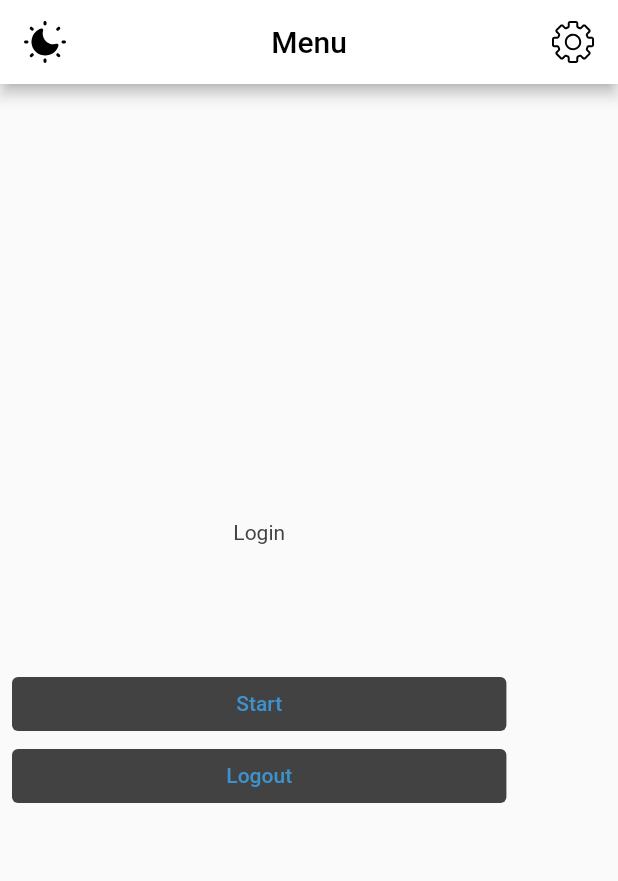
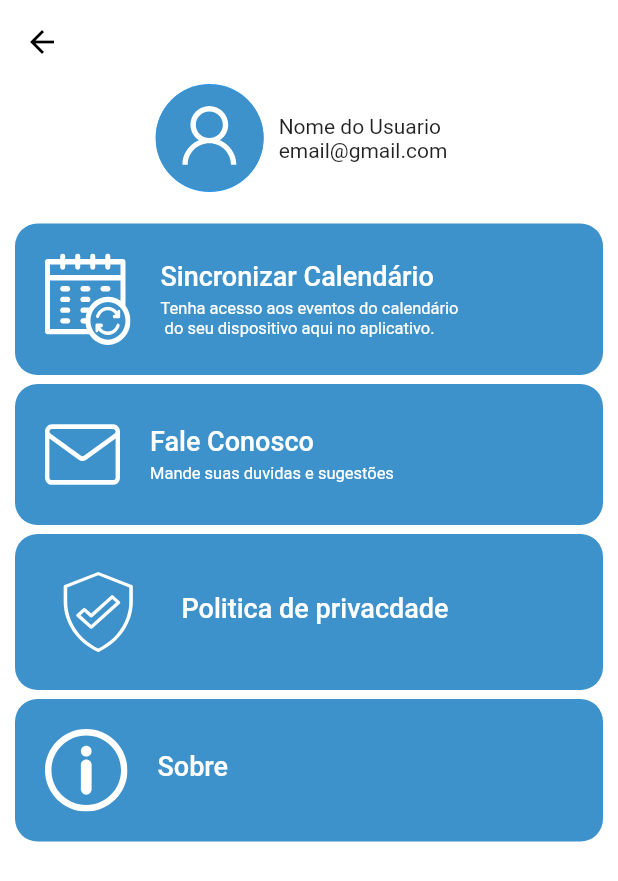
Before and after one commit to Mateuss18/School_Schedule, a Flutter app: the screen it shows after launch, on a phone screen of 412 x 824 dp. Shown: the top 881 px of the screen. Run offline on Flutter 3.47's test engine with Material 2 defaults, Android fonts, the phone set to English and light mode, and no system bars; our stand-ins replace firebase_auth, firebase_core, flutter_svg, google_sign_in, social_login_buttons; accounts and stored records are empty.

Commit message:
create: user page

```diff
--- a/school_schedule/lib/main.dart
+++ b/school_schedule/lib/main.dart
@@ -1,16 +1,14 @@
 import 'package:firebase_core/firebase_core.dart';
 import 'package:flutter/material.dart';
-import 'package:school_schedule/core/app_colors.dart';
 import 'package:school_schedule/modules/home/pages/home_page.dart';
 import 'package:school_schedule/modules/login/pages/login_page.dart';
-
-import 'core/constants.dart';
+import 'package:school_schedule/modules/user/page/user_page.dart';
 import 'modules/welcome_page/welcome_page.dart';
 
 void main() async {
   WidgetsFlutterBinding.ensureInitialized();
   await Firebase.initializeApp();
-  runApp(MyApp());
+  runApp(const MyApp());
 }
 
 class MyApp extends StatelessWidget {
@@ -21,7 +19,7 @@ class MyApp extends StatelessWidget {
     return MaterialApp(
       debugShowCheckedModeBanner: false,
       title: 'School Schedule',
-      initialRoute: '/',
+      initialRoute: '/user-page',
       routes: Navigate.routes,
     );
   }
@@ -31,6 +29,7 @@ class Navigate {
   static Map<String, Widget Function(BuildContext)> routes = {
     '/': (context) => const WelcomePage(),
     '/sign-in': (context) => const LoginPage(),
-    '/home': (context) => const HomePage()
+    '/home': (context) => const HomePage(),
+    '/user-page': (context) => const UserPage(),
   };
 }
--- /dev/null
+++ b/school_schedule/lib/modules/user/page/user_page.dart
@@ -0,0 +1,122 @@
+import 'package:firebase_auth/firebase_auth.dart';
+import 'package:flutter/material.dart';
+import 'package:flutter_svg/svg.dart';
+import 'package:school_schedule/core/app_colors.dart';
+import 'package:school_schedule/core/app_images.dart';
+
+class UserPage extends StatefulWidget {
+  const UserPage({Key? key}) : super(key: key);
+
+  @override
+  State<UserPage> createState() => _UserPageState();
+}
+
+class _UserPageState extends State<UserPage> {
+  User? result = FirebaseAuth.instance.currentUser;
+  @override
+  Widget build(BuildContext context) {
+    return Scaffold(
+      appBar: AppBar(
+        backgroundColor: Colors.white,
+        foregroundColor: Colors.black,
+        elevation: 0,
+      ),
+      body: _buildTile(),
+    );
+  }
+
+  Widget _buildTile() {
+    return Container(
+      color: Colors.white,
+      child: Column(
+        children: [
+          Padding(
+            padding: const EdgeInsets.only(bottom: 18, top: 0),
+            child: Row(
+              mainAxisAlignment: MainAxisAlignment.center,
+              children: [
+                Container(
+                  height: 72,
+                  width: 72,
+                  decoration: BoxDecoration(
+                      borderRadius: BorderRadius.circular(100),
+                      color: Colors.blue),
+                  child: SvgPicture.asset(
+                    AppImages.iconUserBigSVG,
+                  ),
+                ),
+                Padding(
+                  padding: const EdgeInsets.symmetric(horizontal: 10),
+                  child: Column(
+                    crossAxisAlignment: CrossAxisAlignment.start,
+                    children: [
+                      const Text('Nome do Usuario'),
+                      Text('email@gmail.com')
+                    ],
+                  ),
+                )
+              ],
+            ),
+          ),
+          _buildCard(AppImages.calendarioSyncSVG, 'Sincronizar Calendário',
+              'Tenha acesso aos eventos do calendário\n do seu dispositivo aqui no aplicativo.'),
+          _buildCard(AppImages.emailSVG, 'Fale Conosco',
+              'Mande suas duvidas e sugestões'),
+          _buildCard(AppImages.shieldSVG, 'Politica de privacdade', null),
+          _buildCard(AppImages.aboutSVG, 'Sobre', null),
+        ],
+      ),
+    );
+  }
+
+  Widget _buildCard(String asset, String title, String? subTitle) {
+    return Padding(
+      padding: const EdgeInsets.symmetric(horizontal: 10, vertical: 3),
+      child: Container(
+        decoration: BoxDecoration(
+          color: AppColors.corPrimaria,
+          borderRadius: BorderRadius.circular(15),
+        ),
+        child: Padding(
+          padding: const EdgeInsets.symmetric(horizontal: 20, vertical: 20),
+          child: Row(
+            children: [
+              SvgPicture.asset(
+                asset,
+                color: Colors.white,
+              ),
+              Padding(
+                padding: const EdgeInsets.symmetric(horizontal: 20),
+                child: Column(
+                  crossAxisAlignment: CrossAxisAlignment.start,
+                  children: [
+                    Text(
+                      title,
+                      style: const TextStyle(
+                          color: Colors.white,
+                          fontSize: 18,
+                          fontWeight: FontWeight.w500),
+                    ),
+                    const SizedBox(
+                      height: 5,
+                    ),
+                    if (subTitle != null)
+                      Wrap(children: [
+                        Text(
+                          subTitle,
+                          style: const TextStyle(
+                            color: Colors.white,
+                            fontSize: 11,
+                          ),
+                        ),
+                      ]),
+                  ],
+                ),
+              )
+            ],
+          ),
+        ),
+      ),
+    );
+  }
+}
```
